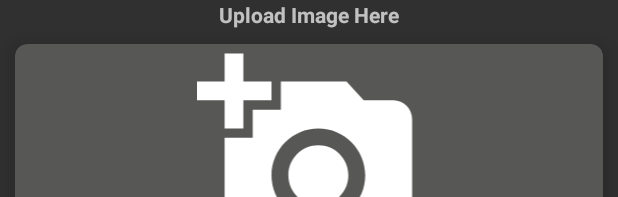
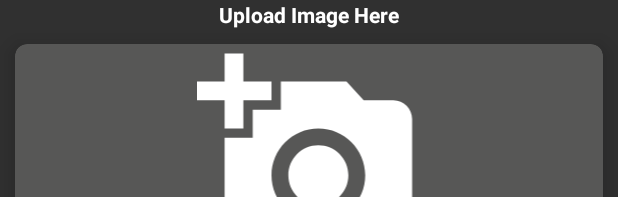
Before and after one commit to RamHaridas/Disease-Detector, an Android app: the layout fragment_home.xml on its own in the app's theme, with its tools: preview values and no code run, on a phone screen of 412 x 824 dp. Shown: the top 197 px of the screen. Run offline under Robolectric (Android 15) with nearby library versions, the phone set to English and light mode, and no system bars.

Commit message:
Ram Haridas

```diff
--- a/app/src/main/res/layout/content_covid.xml
+++ b/app/src/main/res/layout/content_covid.xml
@@ -24,6 +24,7 @@
             android:layout_width="wrap_content"
             android:layout_height="wrap_content"
             android:text=""
+            android:textColor="@color/white"
             android:layout_centerHorizontal="true"
             android:textStyle="bold"
             android:layout_below="@id/covidAnim"/>
@@ -33,6 +34,7 @@
             android:layout_height="wrap_content"
             android:layout_below="@id/covidtxt"
             android:text=""
+            android:textColor="@color/white"
             android:layout_centerHorizontal="true"
             android:textStyle="bold"
             android:layout_margin="5dp"/>
--- a/app/src/main/res/layout/fragment_gallery.xml
+++ b/app/src/main/res/layout/fragment_gallery.xml
@@ -27,6 +27,7 @@
                     android:layout_height="wrap_content"
                     android:layout_margin="8dp"
                     android:textSize="18sp"
+                    android:textColor="@color/white"
                     android:textStyle="bold"
                     android:text="@string/api_url"/>
                 <TextView
@@ -34,7 +35,8 @@
                     android:id="@+id/api_link"
                     android:layout_width="wrap_content"
                     android:layout_height="wrap_content"
-                    android:text="link"
+                    android:text=""
+                    android:textColor="@color/white"
                     android:layout_margin="8dp"/>
                 <com.airbnb.lottie.LottieAnimationView
                     android:layout_width="100dp"
--- a/app/src/main/res/layout/fragment_home.xml
+++ b/app/src/main/res/layout/fragment_home.xml
@@ -26,6 +26,7 @@
             android:layout_width="wrap_content"
             android:layout_height="wrap_content"
             android:textStyle="bold"
+            android:textColor="@color/white"
             android:layout_centerHorizontal="true"
             android:text="@string/upload_image"/>
         <androidx.cardview.widget.CardView
```
Also changed, not shown: app/src/main/java/com/example/diseasedetector/ui/gallery/GalleryFragment.java (+8 -3 lines).
